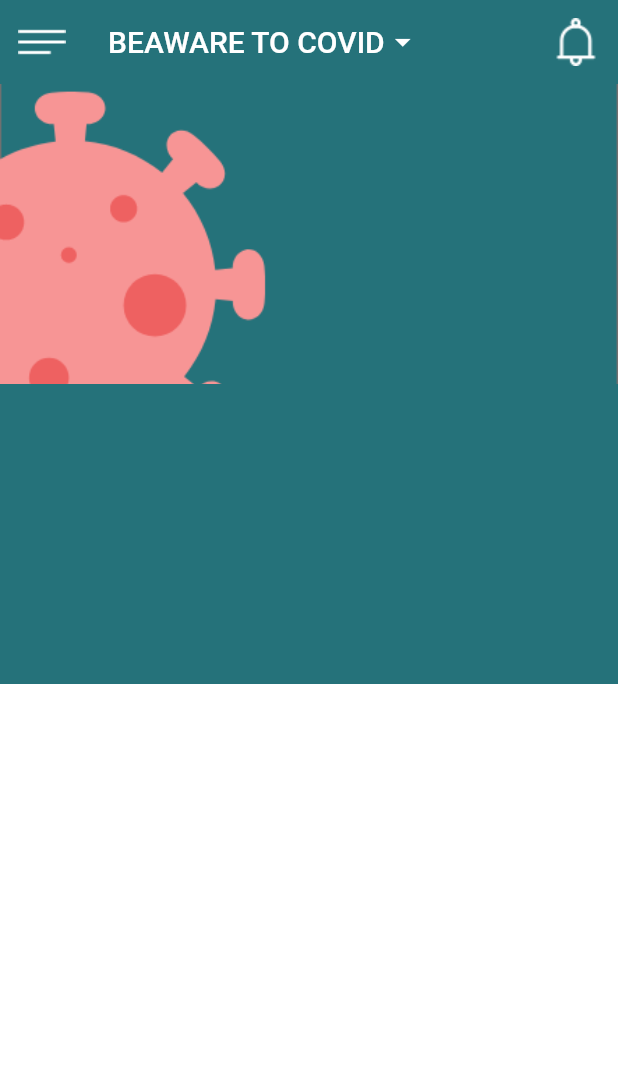
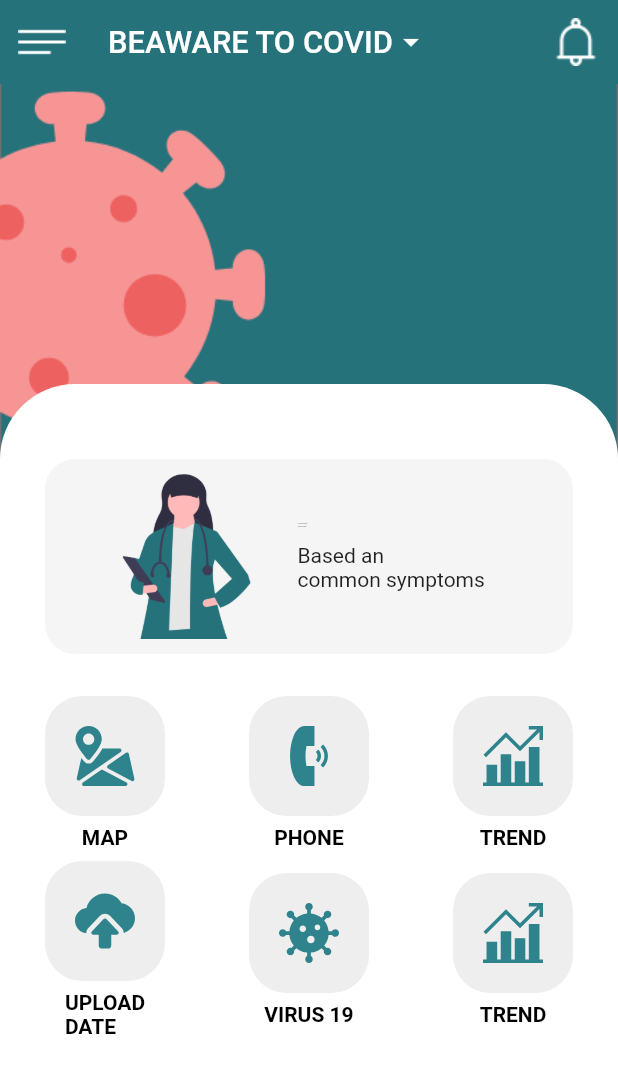
Before and after one commit to TalhaShakel/covid_app_flutter_ui-master, a Flutter app: the screen it shows after launch, on a phone screen of 412 x 824 dp. Shown: the top 1073 px of the screen. Run offline on Flutter 3.47's test engine with Material 2 defaults, Android fonts, the phone set to English and light mode, and no system bars; our stand-ins replace flutter_svg, sizer; missing offline and left inert: responsive_flutter.

Commit message:
HOMEPAGE complete

```diff
--- a/lib/main.dart
+++ b/lib/main.dart
@@ -10,7 +10,7 @@ void main() {
 
 var color = Color(0xff25727A);
 class MyApp extends StatelessWidget {
-  const MyApp({Key? key}) : super(key: key);
+  const MyApp({Key key}) : super(key: key);
 
   @override
   Widget build(BuildContext context) {
--- a/lib/screens/homepage.dart
+++ b/lib/screens/homepage.dart
@@ -1,13 +1,17 @@
 // ignore_for_file: prefer_const_constructors, prefer_const_literals_to_create_immutables
 
 import 'package:flutter/material.dart';
+import 'package:flutter_svg/flutter_svg.dart';
 import 'package:flutter_application_13/main.dart';
+import 'package:sizer/sizer.dart';
+import 'package:responsive_flutter/responsive_flutter.dart';
 
 class HOMEPAGE extends StatelessWidget {
-  const HOMEPAGE({Key? key}) : super(key: key);
+  const HOMEPAGE({Key key}) : super(key: key);
 
   @override
   Widget build(BuildContext context) {
+    double width = MediaQuery.of(context).size.width;
     return Scaffold(
       appBar: AppBar(
         elevation: 0,
@@ -17,7 +21,9 @@ class HOMEPAGE extends StatelessWidget {
         actions: [Image.asset("assets/bell.png")],
         title: Row(
           children: [
-            Center(child: Text("BEAWARE TO COVID")),
+            Center(child: Text("BEAWARE TO COVID",style: TextStyle(
+              fontSize: width*0.05
+            ),)),
             Icon(Icons.arrow_drop_down_outlined),
           ],
         ),
@@ -42,6 +48,7 @@ class HOMEPAGE extends StatelessWidget {
                   height: 200,
                 ),
                 Container(
+                  padding: EdgeInsets.symmetric(horizontal: 30, vertical: 50),
                   // alignment: Alignment.bottomCenter,
                   width: MediaQuery.of(context).size.width,
                   height: MediaQuery.of(context).size.height - 200,
@@ -51,18 +58,9 @@ class HOMEPAGE extends StatelessWidget {
                         topLeft: Radius.circular(50),
                         topRight: Radius.circular(50)),
                   ),
-                  child:  ListView(
-                    children: [
-                      Container(
-                          color: color,
-                          height: 200,
-                          width: 200,
-                        ),
-                    ],
-                  ),
-                  ),
-                  // child:Card() ,
-
+                  child: maincards(context),
+                ),
+                // child:Card() ,
               ],
             ),
           ),
@@ -70,4 +68,105 @@ class HOMEPAGE extends StatelessWidget {
       ),
     );
   }
+
+  ListView maincards(context) {
+    return ListView(
+                  children: [
+                    card1(),
+                    Row(mainAxisAlignment: MainAxisAlignment.spaceBetween,
+                      children: [
+                        featurecard(context,"assets/map.svg", "MAP"),
+                        featurecard(context,"assets/phone.svg", "PHONE"),
+                        featurecard(context,"assets/trend.svg", "TREND")
+
+                        ],
+                    ),
+                    Row(mainAxisAlignment: MainAxisAlignment.spaceBetween,
+                      children: [
+                        featurecard(context,"assets/upload.svg", "UPLOAD\nDATE"),
+                        featurecard(context,"assets/virus.svg", "VIRUS 19"),
+                        featurecard(context,"assets/trend.svg", "TREND")
+
+                        ],
+                    )
+                  ],
+                );
+  }
+
+  Column featurecard(context,String picname, name) {
+    return Column(crossAxisAlignment: CrossAxisAlignment.center,
+      children: [
+        Padding(
+          padding: const EdgeInsets.only(top: 8.0, bottom: 6),
+          child: Container(
+            padding: EdgeInsets.symmetric(horizontal: 20, vertical: 20),
+            decoration: BoxDecoration(
+                borderRadius: BorderRadius.circular(25),
+                color: Colors.grey[200]),
+            child: SvgPicture.asset(
+              picname,
+              width: 40,
+            ),
+          ),
+        ),
+        Text(
+          name,
+          style: TextStyle(
+            fontSize: ResponsiveFlutter.of(context).fontSize(3),
+            fontWeight: FontWeight.bold,color: Colors.black
+          ),
+        )
+      ],
+    );
+  }
 }
+
+class card1 extends StatelessWidget {
+  const card1({
+    Key key,
+  }) : super(key: key);
+
+  @override
+  Widget build(BuildContext context) {
+    return Padding(
+      padding: const EdgeInsets.only(bottom:20),
+      child: Container(
+        padding: EdgeInsets.symmetric(horizontal: 20, vertical: 10),
+        decoration: BoxDecoration(
+            // boxShadow: BoxShadow(
+            // offset:
+            // ),
+            color: Colors.grey[100],
+            borderRadius: BorderRadius.circular(20)),
+        child: Row(
+          children: [
+            SizedBox(
+              width: MediaQuery.of(context).size.width * 0.36,
+              height: 110,
+              child: Image.asset("assets/doctor.png"),
+            ),
+            Column(
+              crossAxisAlignment: CrossAxisAlignment.start,
+              children: [
+                Text(
+                  "SYMPTOM \nCHECKER",
+                  style: TextStyle(fontSize: 1.sp,)
+                ),
+                SizedBox(
+                  height: 10,
+                ),
+                Text(
+                  "Based an \ncommon symptoms",
+                  style: TextStyle(
+                    fontSize: ResponsiveFlutter.of(context).fontSize(1.9),
+                    // fontWeight: FontWeight.bold
+                  ),
+                ),
+              ],
+            ),
+          ],
+        ),
+      ),
+    );
+  }
+}
--- a/pubspec.yaml
+++ b/pubspec.yaml
@@ -18,7 +18,7 @@ publish_to: 'none' # Remove this line if you wish to publish to pub.dev
 version: 1.0.0+1
 
 environment:
-  sdk: ">=2.12.0 <3.0.0"
+  sdk: ">=2.11.0 <3.0.0"
 
 # Dependencies specify other packages that your package needs in order to work.
 # To automatically upgrade your package dependencies to the latest versions
@@ -34,6 +34,9 @@ dependencies:
   # The following adds the Cupertino Icons font to your application.
   # Use with the CupertinoIcons class for iOS style icons.
   cupertino_icons: ^1.0.2
+  flutter_svg: ^0.23.0+1
+  responsive_flutter: ^0.0.4
+  sizer: ^2.0.15
 
 dev_dependencies:
   flutter_test:
```
Also changed, not shown: pubspec.lock.
